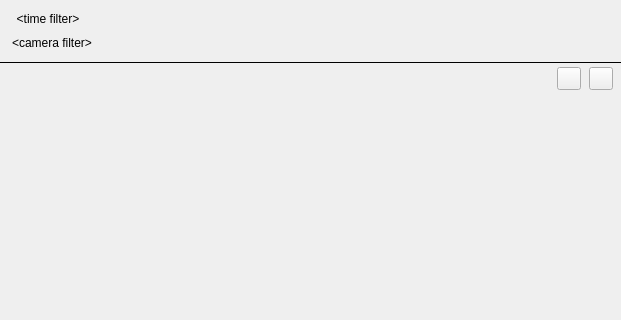
This is vms/client/nx_vms_client_desktop/src/nx/vms/client/desktop/event_search/widgets/abstract_search_widget.ui in networkoptix/nx_open as Qt 5 draws it before an edit; both pictures show x 0 to 621 and y 0 to 320 of the 621 by 956 pixel window. The edited form follows.
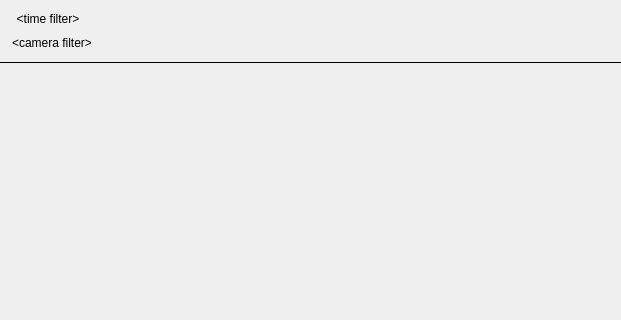
This is the edited form. Custom widgets are drawn as their Qt base class.

Commit message:
VMS-10865: Scroll counter panel with the tiles in list
<==== Mercurial data ====>
Branch: vms_gui

Patch:
```diff
--- a/vms/client/nx_vms_client_desktop/src/nx/vms/client/desktop/event_search/widgets/abstract_search_widget.ui
+++ b/vms/client/nx_vms_client_desktop/src/nx/vms/client/desktop/event_search/widgets/abstract_search_widget.ui
@@ -146,105 +146,6 @@
       <property name="bottomMargin">
        <number>0</number>
       </property>
-      <item>
-       <widget class="QWidget" name="counterContainer" native="true">
-        <property name="minimumSize">
-         <size>
-          <width>0</width>
-          <height>32</height>
-         </size>
-        </property>
-        <property name="maximumSize">
-         <size>
-          <width>16777215</width>
-          <height>32</height>
-         </size>
-        </property>
-        <layout class="QHBoxLayout" name="counterLineLayout">
-         <property name="spacing">
-          <number>8</number>
-         </property>
-         <property name="leftMargin">
-          <number>8</number>
-         </property>
-         <property name="topMargin">
-          <number>0</number>
-         </property>
-         <property name="rightMargin">
-          <number>8</number>
-         </property>
-         <property name="bottomMargin">
-          <number>0</number>
-         </property>
-         <item>
-          <widget class="QLabel" name="itemCounterLabel">
-           <property name="minimumSize">
-            <size>
-             <width>0</width>
-             <height>32</height>
-            </size>
-           </property>
-           <property name="maximumSize">
-            <size>
-             <width>16777215</width>
-             <height>32</height>
-            </size>
-           </property>
-           <property name="text">
-            <string notr="true">&lt;event counter&gt;</string>
-           </property>
-          </widget>
-         </item>
-         <item>
-          <widget class="QWidget" name="toolbar" native="true">
-           <property name="sizePolicy">
-            <sizepolicy hsizetype="Fixed" vsizetype="Fixed">
-             <horstretch>0</horstretch>
-             <verstretch>0</verstretch>
-            </sizepolicy>
-           </property>
-           <layout class="QHBoxLayout" name="toolbarLayout">
-            <property name="spacing">
-             <number>8</number>
-            </property>
-            <property name="leftMargin">
-             <number>0</number>
-            </property>
-            <property name="topMargin">
-             <number>0</number>
-            </property>
-            <property name="rightMargin">
-             <number>0</number>
-            </property>
-            <property name="bottomMargin">
-             <number>0</number>
-            </property>
-            <item>
-             <widget class="nx::vms::client::desktop::ToolButton" name="toggleFootersButton">
-              <property name="text">
-               <string notr="true"/>
-              </property>
-              <property name="checkable">
-               <bool>true</bool>
-              </property>
-             </widget>
-            </item>
-            <item>
-             <widget class="nx::vms::client::desktop::ToolButton" name="togglePreviewsButton">
-              <property name="text">
-               <string notr="true"/>
-              </property>
-              <property name="checkable">
-               <bool>true</bool>
-              </property>
-             </widget>
-            </item>
-           </layout>
-          </widget>
-         </item>
-        </layout>
-       </widget>
-      </item>
       <item>
        <widget class="nx::vms::client::desktop::EventRibbon" name="ribbon" native="true">
         <property name="sizePolicy">
@@ -372,11 +273,6 @@
    <extends>QPushButton</extends>
    <header location="global">nx/vms/client/desktop/common/widgets/selectable_text_button.h</header>
   </customwidget>
-  <customwidget>
-   <class>nx::vms::client::desktop::ToolButton</class>
-   <extends>QToolButton</extends>
-   <header location="global">nx/vms/client/desktop/common/widgets/tool_button.h</header>
-  </customwidget>
  </customwidgets>
  <resources/>
  <connections/>
```
The commit also changes 6 other files.
